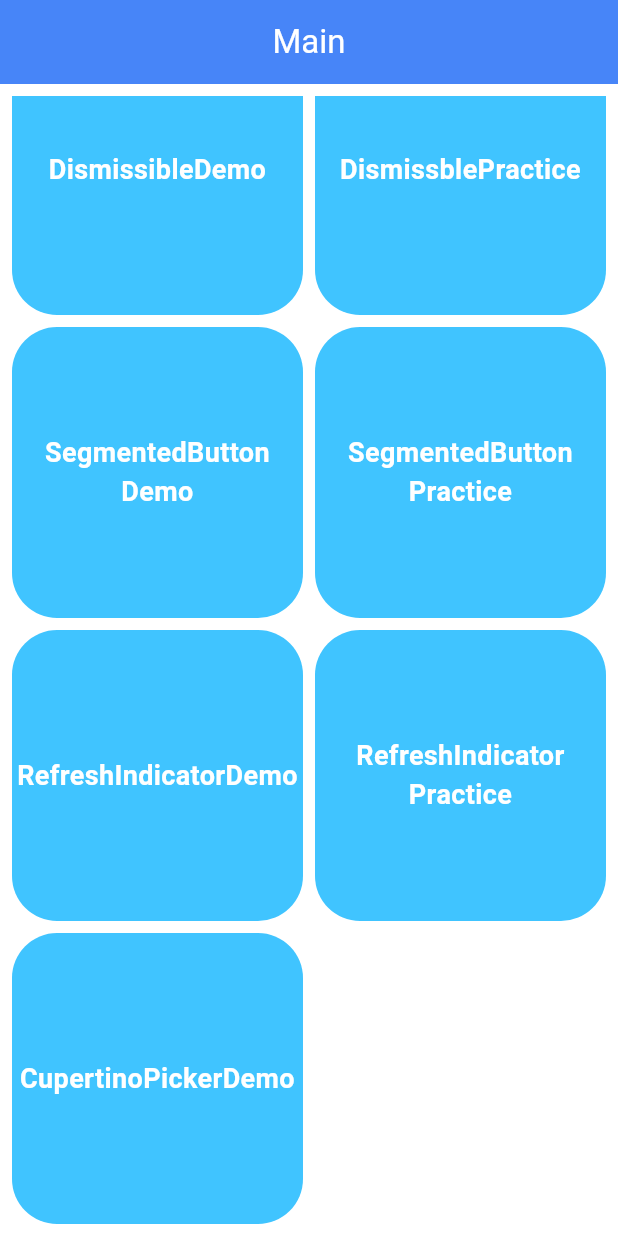
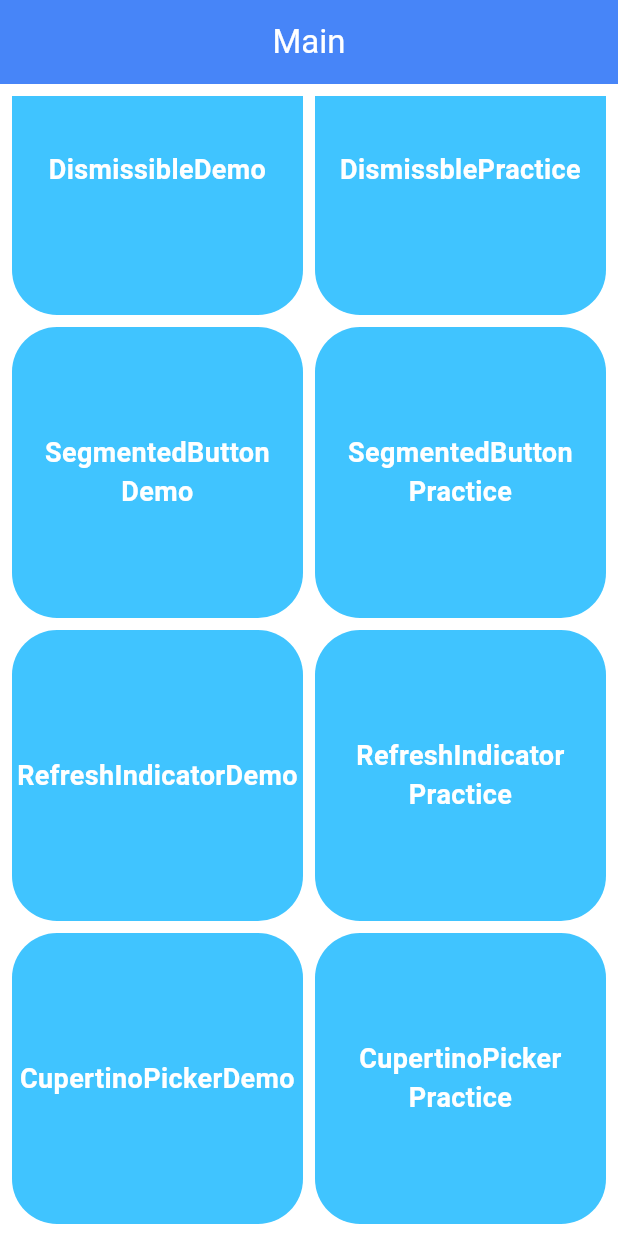
Before and after one commit to nahyunuk/flutter_organize_widget, a Flutter app: the screen it shows after launch, scrolled down 452 dp, on a phone screen of 412 x 824 dp. Run offline on Flutter 3.47's test engine with Material 3 defaults, Android fonts, the phone set to English and light mode, and no system bars.

Commit message:
feat : CupertinoPicerPractice 페이지

```diff
--- a/lib/home_page.dart
+++ b/lib/home_page.dart
@@ -2,6 +2,7 @@ import 'package:flutter/material.dart';
 import 'package:flutter_organize_widget/AnimatedList/animated_list_demo.dart';
 import 'package:flutter_organize_widget/AnimatedList/animated_list_practice.dart';
 import 'package:flutter_organize_widget/CupertinoPicker/cupertino_picker_demo.dart';
+import 'package:flutter_organize_widget/CupertinoPicker/cupertino_picker_practice.dart';
 import 'package:flutter_organize_widget/Dismissible/dismissible_demo.dart';
 import 'package:flutter_organize_widget/Dismissible/dismissible_practice.dart';
 import 'package:flutter_organize_widget/RefreshIndicator/refresh_indicator_demo.dart';
@@ -21,7 +22,7 @@ class HomePage extends StatefulWidget {
 class _HomePageState extends State<HomePage> {
   @override
   Widget build(BuildContext context) {
-    Widget _buildListItem(BuildContext context, String title, Widget page) {
+    Widget buildListItem(BuildContext context, String title, Widget page) {
       return GestureDetector(
         onTap: () {
           Navigator.push(
@@ -39,7 +40,7 @@ class _HomePageState extends State<HomePage> {
           child: Center(
             child: Text(
               title,
-              style: TextStyle(
+              style: const TextStyle(
                   color: Colors.white,
                   fontSize: 18,
                   fontWeight: FontWeight.w600),
@@ -51,22 +52,23 @@ class _HomePageState extends State<HomePage> {
     }
 
     List<Widget> items = [
-      _buildListItem(context, 'AnimatedListDemo', AnimatedListDemo()),
-      _buildListItem(context, 'AnimatedListPractice', AnimatedListPractice()),
-      _buildListItem(context, 'TapBarDemo', TapBarDemo()),
-      _buildListItem(context, 'TapBarPractice', TabBarPractice()),
-      _buildListItem(context, 'DismissibleDemo', DismissibleDemo()),
-      _buildListItem(context, 'DismissblePractice', DismissiblePractice()),
-      _buildListItem(context, 'SegmentedButton\nDemo', SegmentedButtonDemo()),
-      _buildListItem(context, 'SegmentedButton\nPractice', SegmentedButtonPractice()),
-      _buildListItem(context, 'RefreshIndicatorDemo', RefreshIndicatorDemo()),
-      _buildListItem(context, 'RefreshIndicator\nPractice', RefreshIndicatorPractice()),
-      _buildListItem(context, 'CupertinoPickerDemo', CupertinoPickerDemo()),
+      buildListItem(context, 'AnimatedListDemo', AnimatedListDemo()),
+      buildListItem(context, 'AnimatedListPractice', const AnimatedListPractice()),
+      buildListItem(context, 'TapBarDemo', const TapBarDemo()),
+      buildListItem(context, 'TapBarPractice', const TabBarPractice()),
+      buildListItem(context, 'DismissibleDemo', const DismissibleDemo()),
+      buildListItem(context, 'DismissblePractice', const DismissiblePractice()),
+      buildListItem(context, 'SegmentedButton\nDemo', const SegmentedButtonDemo()),
+      buildListItem(context, 'SegmentedButton\nPractice', const SegmentedButtonPractice()),
+      buildListItem(context, 'RefreshIndicatorDemo', const RefreshIndicatorDemo()),
+      buildListItem(context, 'RefreshIndicator\nPractice', const RefreshIndicatorPractice()),
+      buildListItem(context, 'CupertinoPickerDemo', const CupertinoPickerDemo()),
+      buildListItem(context, 'CupertinoPicker\nPractice', const CupertinoPickerPractice()),
     ];
     return Scaffold(
       backgroundColor: Colors.white,
       appBar: AppBar(
-        title: Text(
+        title: const Text(
           "Main",
           style: TextStyle(color: Colors.white),
         ),
```
